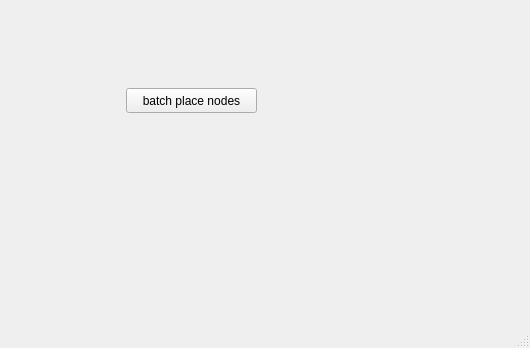
Above: CORE/mainwindow.ui from UnderValley/SRTP before the change; both pictures show x 754 to 1284 and y 299 to 647 of the 1284 by 647 pixel window. Below: the same form after it.
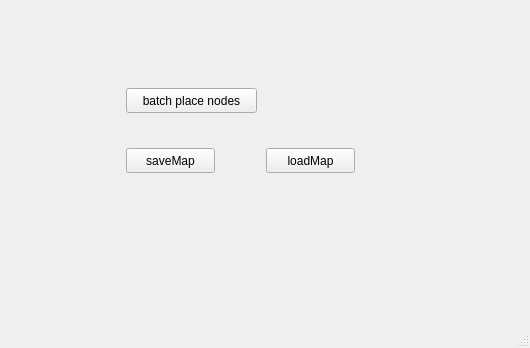
That is the form after the change.

The edit to the form file:
```diff
--- a/CORE/mainwindow.ui
+++ b/CORE/mainwindow.ui
@@ -53,6 +53,32 @@
      <string>addRouteMode</string>
     </property>
    </widget>
+   <widget class="QPushButton" name="pushButton">
+    <property name="geometry">
+     <rect>
+      <x>880</x>
+      <y>430</y>
+      <width>89</width>
+      <height>25</height>
+     </rect>
+    </property>
+    <property name="text">
+     <string>saveMap</string>
+    </property>
+   </widget>
+   <widget class="QPushButton" name="pushButton_2">
+    <property name="geometry">
+     <rect>
+      <x>1020</x>
+      <y>430</y>
+      <width>89</width>
+      <height>25</height>
+     </rect>
+    </property>
+    <property name="text">
+     <string>loadMap</string>
+    </property>
+   </widget>
   </widget>
   <widget class="QMenuBar" name="menuBar">
    <property name="geometry">
```
Left out of the diff: 34 changed lines with no effect on the pictures.
